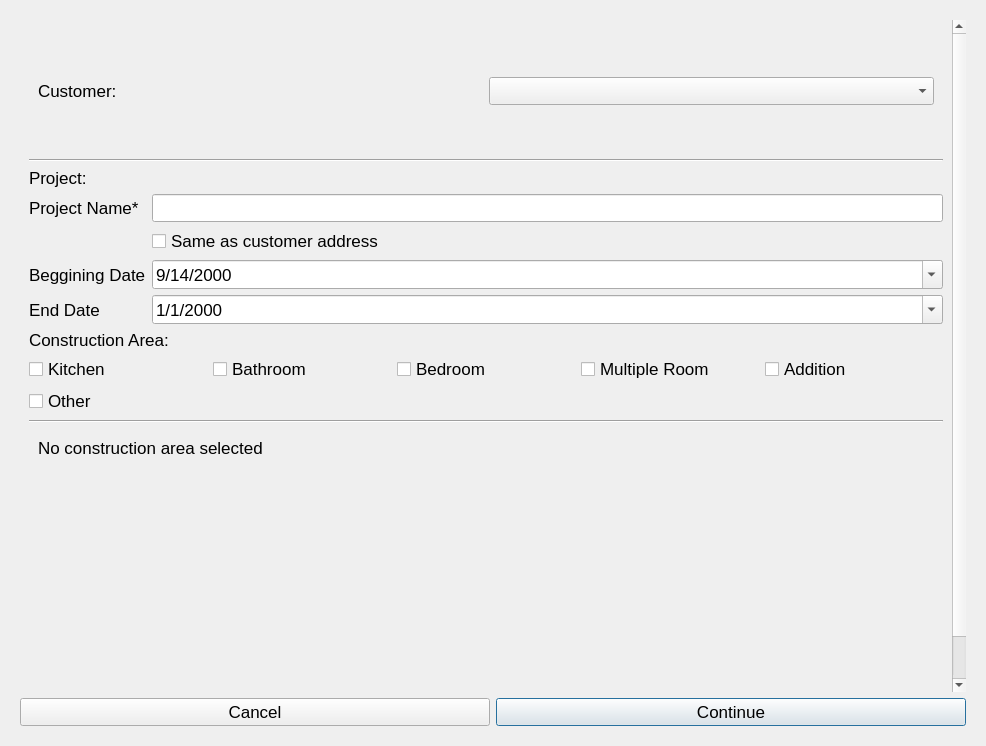
Above: app/ui/addProjectVersion3.ui from viana-vitor/Handie before the change. Below: the same form after it.
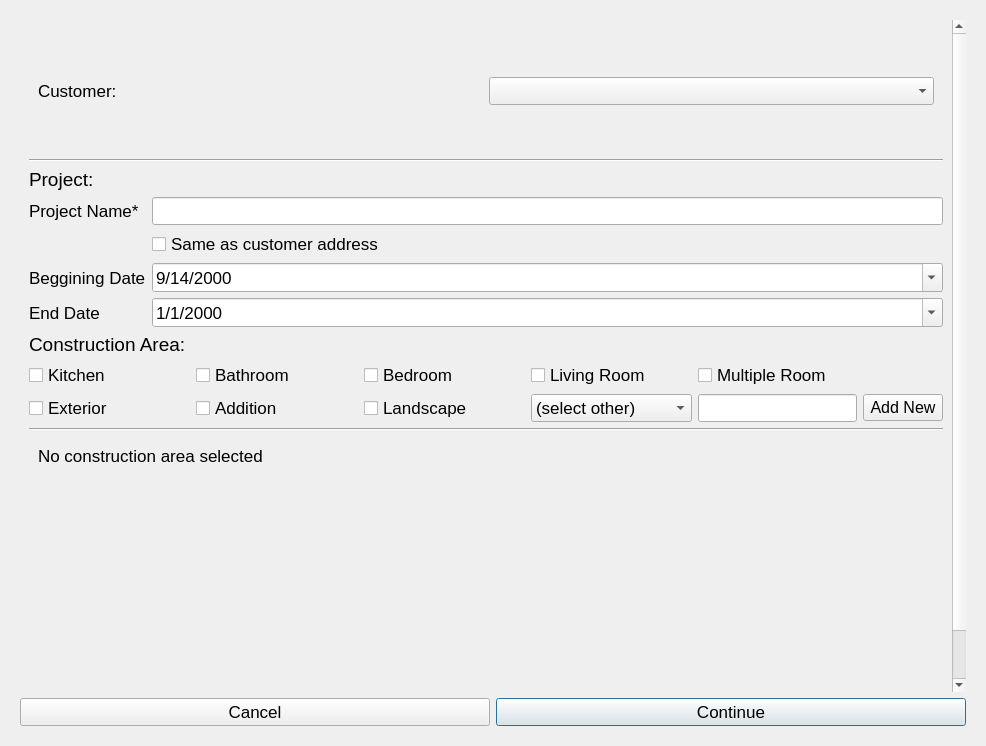
That is the form after the change. The open tabs and pages were chosen to show the change.

What changed in the file:
```diff
--- a/app/ui/addProjectVersion3.ui
+++ b/app/ui/addProjectVersion3.ui
@@ -226,9 +226,9 @@
           <property name="geometry">
            <rect>
             <x>0</x>
-            <y>0</y>
+            <y>-53</y>
             <width>923</width>
-            <height>745</height>
+            <height>767</height>
            </rect>
           </property>
           <layout class="QVBoxLayout" name="verticalLayout_6">
@@ -396,6 +396,11 @@
            </item>
            <item>
             <widget class="QLabel" name="label_33">
+             <property name="font">
+              <font>
+               <pointsize>14</pointsize>
+              </font>
+             </property>
              <property name="acceptDrops">
               <bool>false</bool>
              </property>
@@ -485,6 +490,11 @@
            </item>
            <item>
             <widget class="QLabel" name="label_34">
+             <property name="font">
+              <font>
+               <pointsize>14</pointsize>
+              </font>
+             </property>
              <property name="text">
               <string>Construction Area:</string>
              </property>
@@ -492,6 +502,41 @@
            </item>
            <item>
             <layout class="QGridLayout" name="gridLayout_11">
+             <item row="1" column="2">
+              <widget class="QCheckBox" name="bedroomCheck">
+               <property name="text">
+                <string>Bedroom</string>
+               </property>
+              </widget>
+             </item>
+             <item row="4" column="2">
+              <widget class="QCheckBox" name="landscapeCheck">
+               <property name="text">
+                <string>Landscape</string>
+               </property>
+              </widget>
+             </item>
+             <item row="4" column="1">
+              <widget class="QCheckBox" name="additionCheck">
+               <property name="text">
+                <string>Addition</string>
+               </property>
+              </widget>
+             </item>
+             <item row="1" column="3">
+              <widget class="QCheckBox" name="livingroomCheck">
+               <property name="text">
+                <string>Living Room</string>
+               </property>
+              </widget>
+             </item>
+             <item row="4" column="0">
+              <widget class="QCheckBox" name="exteriorCheck">
+               <property name="text">
+                <string>Exterior</string>
+               </property>
+              </widget>
+             </item>
              <item row="1" column="0">
               <widget class="QCheckBox" name="kitchenCheck">
                <property name="text">
@@ -499,20 +544,6 @@
                </property>
               </widget>
              </item>
-             <item row="4" column="0">
-              <widget class="QCheckBox" name="otherCheck">
-               <property name="text">
-                <string>Other</string>
-               </property>
-              </widget>
-             </item>
-             <item row="1" column="3">
-              <widget class="QCheckBox" name="multipleRoomCheck">
-               <property name="text">
-                <string>Multiple Room</string>
-               </property>
-              </widget>
-             </item>
              <item row="1" column="1">
               <widget class="QCheckBox" name="bathroomCheck">
                <property name="text">
@@ -520,20 +551,54 @@
                </property>
               </widget>
              </item>
-             <item row="1" column="6">
-              <widget class="QCheckBox" name="additionCheck">
+             <item row="1" column="4">
+              <widget class="QCheckBox" name="multipleRoomCheck">
                <property name="text">
-                <string>Addition</string>
+                <string>Multiple Room</string>
                </property>
               </widget>
              </item>
-             <item row="1" column="2">
-              <widget class="QCheckBox" name="bedroomCheck">
-               <property name="text">
-                <string>Bedroom</string>
-               </property>
+             <item row="4" column="3">
+              <widget class="QComboBox" name="comboBox_2">
+               <item>
+                <property name="text">
+                 <string>(select other)</string>
+                </property>
+               </item>
               </widget>
              </item>
+             <item row="4" column="4">
+              <layout class="QHBoxLayout" name="horizontalLayout_4">
+               <item>
+                <widget class="QLineEdit" name="lineEdit">
+                 <property name="sizePolicy">
+                  <sizepolicy hsizetype="Preferred" vsizetype="Fixed">
+                   <horstretch>0</horstretch>
+                   <verstretch>0</verstretch>
+                  </sizepolicy>
+                 </property>
+                </widget>
+               </item>
+               <item>
+                <widget class="QPushButton" name="pushButton">
+                 <property name="sizePolicy">
+                  <sizepolicy hsizetype="Minimum" vsizetype="Fixed">
+                   <horstretch>0</horstretch>
+                   <verstretch>0</verstretch>
+                  </sizepolicy>
+                 </property>
+                 <property name="font">
+                  <font>
+                   <pointsize>12</pointsize>
+                  </font>
+                 </property>
+                 <property name="text">
+                  <string>Add New</string>
+                 </property>
+                </widget>
+               </item>
+              </layout>
+             </item>
             </layout>
            </item>
            <item>
```
Left out of the diff: 24 changed lines with no effect on the pictures.
